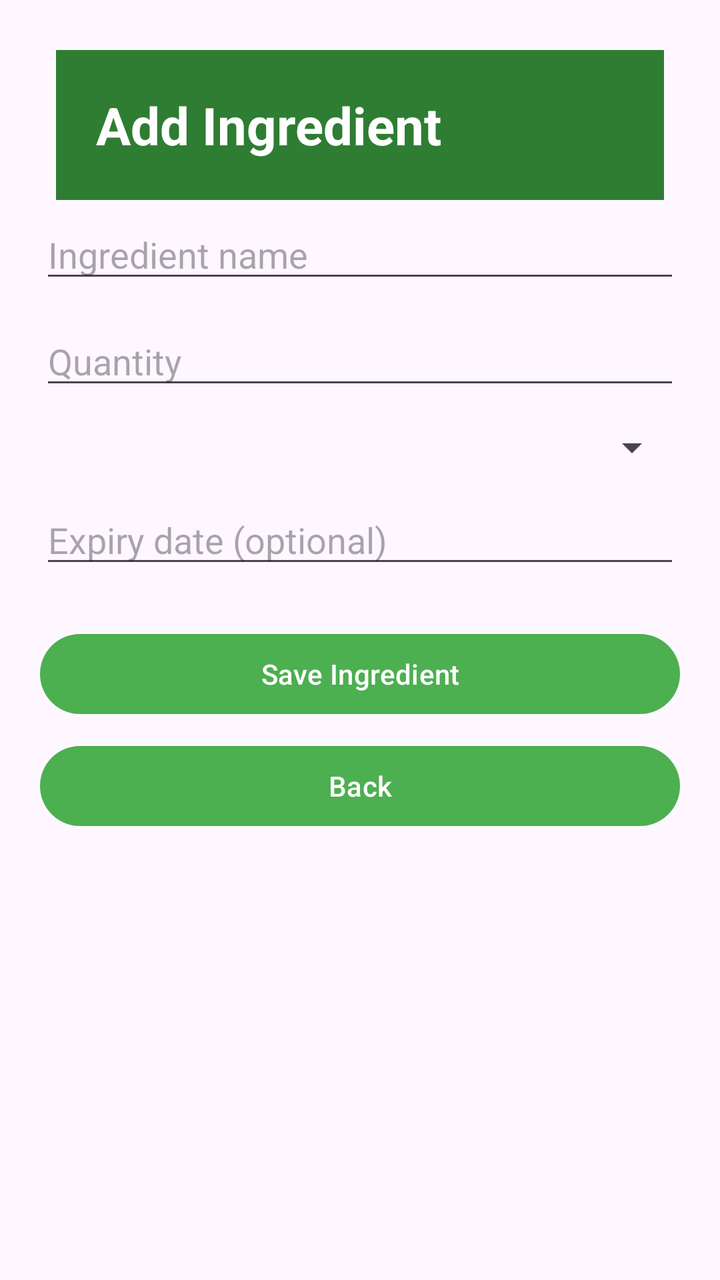
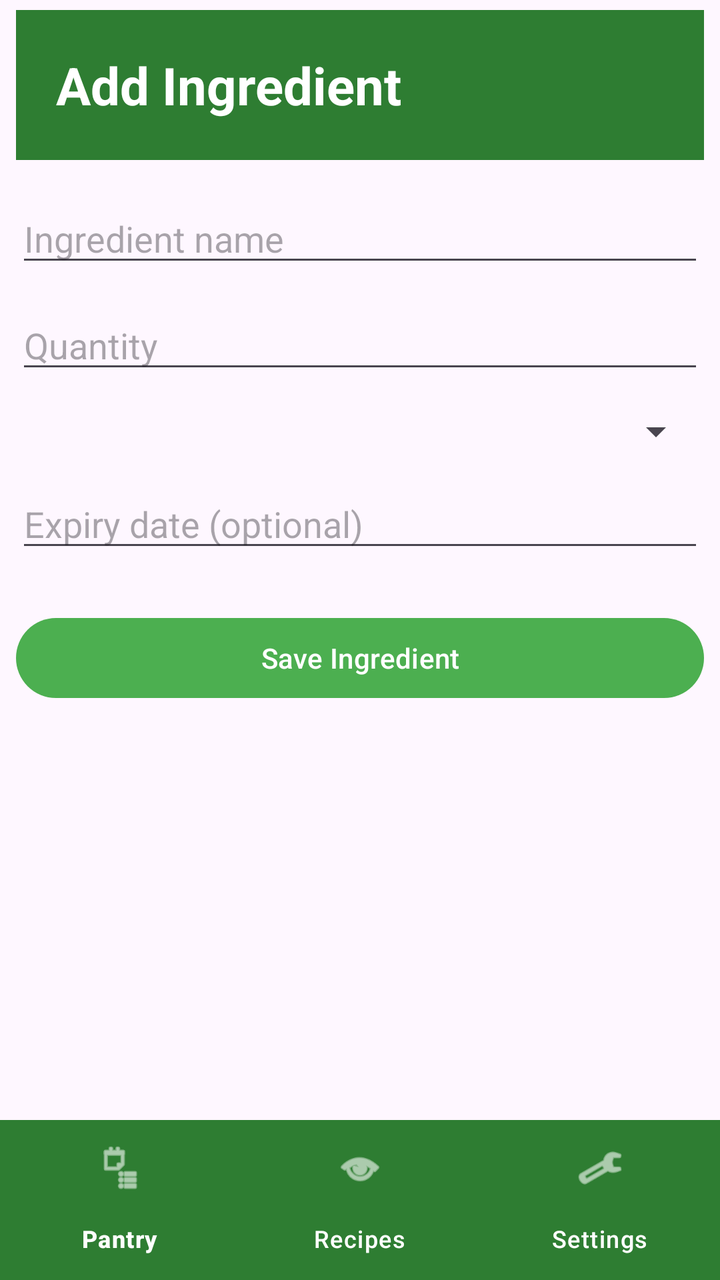

The first picture is an Android layout as it rendered before a commit; the second is the same layout after the commit. The layout source and the unified diff follow.
<!-- AndroidManifest.xml: application theme Theme.SmartPantryManager -->
<!-- res/layout/activity_add_edit_ingredient.xml -->
<?xml version="1.0" encoding="utf-8"?>
<ScrollView xmlns:android="http://schemas.android.com/apk/res/android"
    android:layout_width="match_parent"
    android:layout_height="match_parent"
    android:fitsSystemWindows="true">

    <LinearLayout
        android:layout_width="match_parent"
        android:layout_height="wrap_content"
        android:orientation="vertical"
        android:padding="20dp">

        
        <TextView
            android:id="@+id/formTitle"
            android:layout_width="match_parent"
            android:layout_height="wrap_content"
            android:text="Add Ingredient"
            style="@style/ScreenHeading" />




        
        <EditText
            android:id="@+id/ingredientNameEditText"
            android:layout_width="match_parent"
            android:layout_height="wrap_content"
            android:hint="Ingredient name"
            android:inputType="textCapSentences" />

        
        <EditText
            android:id="@+id/quantityEditText"
            android:layout_width="match_parent"
            android:layout_height="wrap_content"
            android:hint="Quantity"
            android:inputType="numberDecimal"
            android:layout_marginTop="12dp" />

        
        <Spinner
            android:id="@+id/unitSpinner"
            android:layout_width="match_parent"
            android:layout_height="wrap_content"
            android:layout_marginTop="12dp" />

        
        <EditText
            android:id="@+id/expiryDateEditText"
            android:layout_width="match_parent"
            android:layout_height="wrap_content"
            android:hint="Expiry date (optional)"
            android:focusable="false"
            android:clickable="true"
            android:layout_marginTop="12dp" />

        
        <Button
            android:id="@+id/saveIngredientButton"
            android:layout_width="match_parent"
            android:layout_height="wrap_content"
            android:text="Save Ingredient"
            android:layout_marginTop="24dp" />

        
        <Button
            android:id="@+id/backButton"
            android:layout_width="match_parent"
            android:layout_height="wrap_content"
            android:text="Back"
            android:layout_marginTop="8dp" />

    </LinearLayout>

</ScrollView>
<!-- resources referenced by this layout -->
<resources>
  <style name="ScreenHeading">
          <item name="android:layout_width">match_parent</item>
          <item name="android:layout_height">wrap_content</item>
          <item name="android:textSize">26sp</item>
          <item name="android:textStyle">bold</item>
          <item name="android:padding">20dp</item>
          <item name="android:textColor">@color/app_button_text</item>
          <item name="android:background">@color/app_heading</item>
          <item name="android:layout_marginTop">5dp</item>
          <item name="android:layout_marginBottom">5dp</item>
          <item name="android:layout_marginLeft">8dp</item>
          <item name="android:layout_marginRight">8dp</item>
      </style>
  <style name="Theme.SmartPantryManager" parent="Base.Theme.SmartPantryManager" />
  <color name="app_button_text">#FFFFFFFF</color>
  <color name="app_heading">#2E7D32</color>
  <style name="Base.Theme.SmartPantryManager" parent="Theme.Material3.DayNight.NoActionBar">
  
          <item name="colorPrimary">@color/app_primary</item>
          <item name="colorSecondary">@color/app_primary</item>
  
      </style>
  <color name="app_primary">#4CAF50</color>
</resources>

<!-- the commit's change to res/layout/activity_add_edit_ingredient.xml (unified diff, before → after) -->
@@ -1,76 +1,96 @@
 <?xml version="1.0" encoding="utf-8"?>
-<ScrollView xmlns:android="http://schemas.android.com/apk/res/android"
+<LinearLayout xmlns:android="http://schemas.android.com/apk/res/android"
+    xmlns:app="http://schemas.android.com/apk/res-auto"
     android:layout_width="match_parent"
     android:layout_height="match_parent"
+    android:orientation="vertical"
     android:fitsSystemWindows="true">
 
-    <LinearLayout
+    
+    <ScrollView
+        android:layout_width="match_parent"
+        android:layout_height="0dp"
+        android:layout_weight="1">
+
+        <LinearLayout
+            android:layout_width="match_parent"
+            android:layout_height="wrap_content"
+            android:orientation="vertical"
+            android:padding="0dp" >
+
+            
+            <TextView
+                android:id="@+id/formTitle"
+                android:layout_width="match_parent"
+                android:layout_height="wrap_content"
+                android:text="Add Ingredient"
+                style="@style/ScreenHeading" />
+
+            
+            <EditText
+                android:id="@+id/ingredientNameEditText"
+                android:layout_width="match_parent"
+                android:layout_height="wrap_content"
+                android:hint="Ingredient name"
+                android:inputType="textCapSentences"
+                android:layout_marginTop="12dp"
+                android:layout_marginStart="8dp"
+                android:layout_marginEnd="8dp" />
+
+            
+            <EditText
+                android:id="@+id/quantityEditText"
+                android:layout_width="match_parent"
+                android:layout_height="wrap_content"
+                android:hint="Quantity"
+                android:inputType="numberDecimal"
+                android:layout_marginTop="12dp"
+                android:layout_marginStart="8dp"
+                android:layout_marginEnd="8dp" />
+
+            
+            <Spinner
+                android:id="@+id/unitSpinner"
+                android:layout_width="match_parent"
+                android:layout_height="wrap_content"
+                android:layout_marginTop="12dp"
+                android:layout_marginStart="8dp"
+                android:layout_marginEnd="8dp" />
+
+            
+            <EditText
+                android:id="@+id/expiryDateEditText"
+                android:layout_width="match_parent"
+                android:layout_height="wrap_content"
+                android:hint="Expiry date (optional)"
+                android:focusable="false"
+                android:clickable="true"
+                android:layout_marginTop="12dp"
+                android:layout_marginStart="8dp"
+                android:layout_marginEnd="8dp" />
+
+            
+            <Button
+                android:id="@+id/saveIngredientButton"
+                android:layout_width="match_parent"
+                android:layout_height="wrap_content"
+                android:text="Save Ingredient"
+                android:layout_marginTop="24dp"
+                android:layout_marginStart="8dp"
+                android:layout_marginEnd="8dp"
+                android:layout_marginBottom="8dp" />
+
+        </LinearLayout>
+
+    </ScrollView>
+
+    
+    <com.google.android.material.bottomnavigation.BottomNavigationView
+        android:id="@+id/bottomNavigation"
         android:layout_width="match_parent"
         android:layout_height="wrap_content"
-        android:orientation="vertical"
-        android:padding="20dp">
+        app:labelVisibilityMode="labeled"
+        app:menu="@menu/bottom_nav_menu"
+        style="@style/BottomNavBar"/>
 
-        
-        <TextView
-            android:id="@+id/formTitle"
-            android:layout_width="match_parent"
-            android:layout_height="wrap_content"
-            android:text="Add Ingredient"
-            style="@style/ScreenHeading" />
-
-
-
-
-        
-        <EditText
-            android:id="@+id/ingredientNameEditText"
-            android:layout_width="match_parent"
-            android:layout_height="wrap_content"
-            android:hint="Ingredient name"
-            android:inputType="textCapSentences" />
-
-        
-        <EditText
-            android:id="@+id/quantityEditText"
-            android:layout_width="match_parent"
-            android:layout_height="wrap_content"
-            android:hint="Quantity"
-            android:inputType="numberDecimal"
-            android:layout_marginTop="12dp" />
-
-        
-        <Spinner
-            android:id="@+id/unitSpinner"
-            android:layout_width="match_parent"
-            android:layout_height="wrap_content"
-            android:layout_marginTop="12dp" />
-
-        
-        <EditText
-            android:id="@+id/expiryDateEditText"
-            android:layout_width="match_parent"
-            android:layout_height="wrap_content"
-            android:hint="Expiry date (optional)"
-            android:focusable="false"
-            android:clickable="true"
-            android:layout_marginTop="12dp" />
-
-        
-        <Button
-            android:id="@+id/saveIngredientButton"
-            android:layout_width="match_parent"
-            android:layout_height="wrap_content"
-            android:text="Save Ingredient"
-            android:layout_marginTop="24dp" />
-
-        
-        <Button
-            android:id="@+id/backButton"
-            android:layout_width="match_parent"
-            android:layout_height="wrap_content"
-            android:text="Back"
-            android:layout_marginTop="8dp" />
-
-    </LinearLayout>
-
-</ScrollView>
+</LinearLayout>
<!-- resource entries referenced after the edit -->
@@ -1,5 +1,11 @@
 <!-- resources referenced by this layout -->
 <resources>
+  <style name="BottomNavBar" parent="Widget.Material3.BottomNavigationView">
+          <item name="backgroundTint">@color/app_heading</item>
+          <item name="itemIconTint">@color/white</item>
+          <item name="itemTextColor">@color/white</item>
+          <item name="itemActiveIndicatorStyle">@style/BottomNavIndicator</item>
+      </style>
   <style name="ScreenHeading">
           <item name="android:layout_width">match_parent</item>
           <item name="android:layout_height">wrap_content</item>
@@ -16,6 +22,10 @@
   <style name="Theme.SmartPantryManager" parent="Base.Theme.SmartPantryManager" />
   <color name="app_button_text">#FFFFFFFF</color>
   <color name="app_heading">#2E7D32</color>
+  <color name="white">#FFFFFFFF</color>
+  <style name="BottomNavIndicator" parent="Widget.Material3.BottomNavigationView.ActiveIndicator">
+          <item name="android:color">@color/app_primary</item>
+      </style>
   <style name="Base.Theme.SmartPantryManager" parent="Theme.Material3.DayNight.NoActionBar">
   
           <item name="colorPrimary">@color/app_primary</item>
